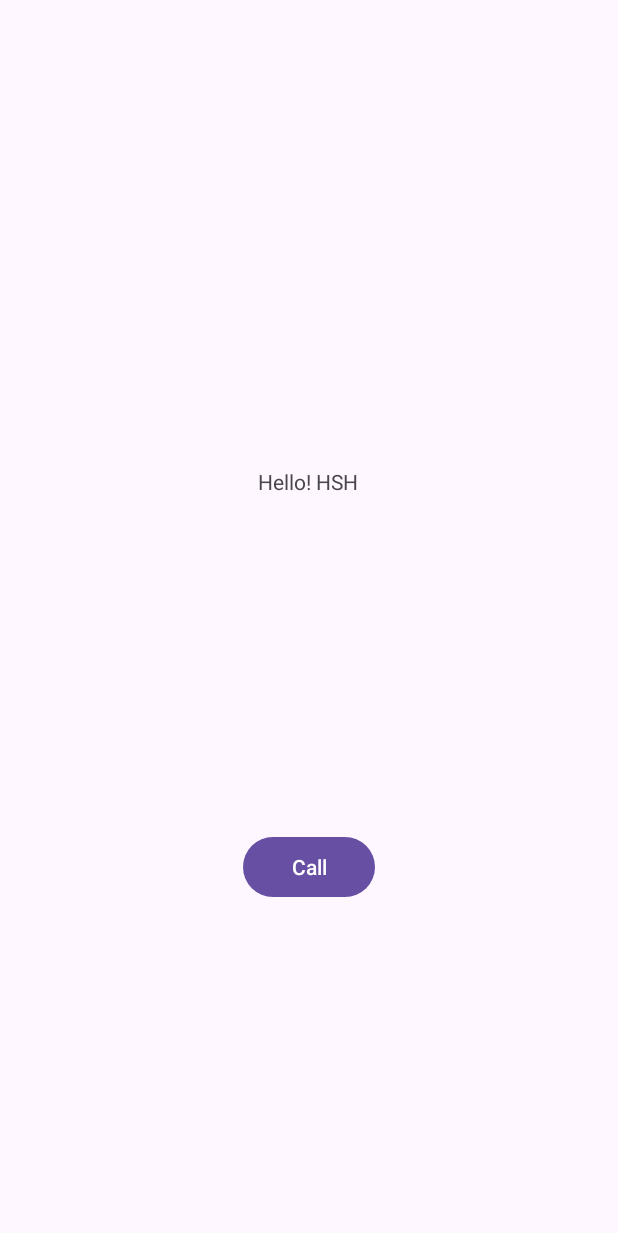
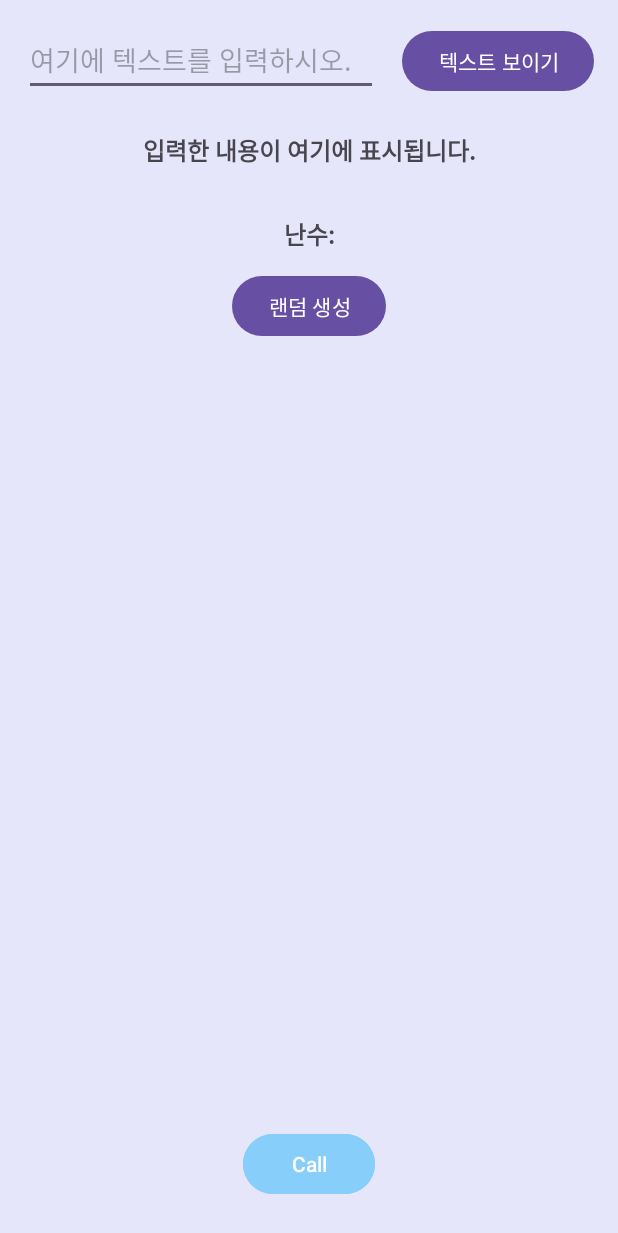
Before and after one commit to HSH-11/MobileProgramming, an Android app: the screen it shows after launch (MainActivity), on a phone screen of 412 x 824 dp. Shown: the top 1233 px of the screen. Run offline under Robolectric (Android 15) with nearby library versions, the phone set to English and light mode, and no system bars.

Commit message:
edit text,RandomNumber

```diff
--- a/app/src/main/java/com/example/hello/MainActivity.java
+++ b/app/src/main/java/com/example/hello/MainActivity.java
@@ -4,6 +4,8 @@ import android.content.Intent;
 import android.net.Uri;
 import android.os.Bundle;
 import android.view.View;
+import android.widget.EditText;
+import android.widget.TextView;
 
 import androidx.activity.EdgeToEdge;
 import androidx.appcompat.app.AppCompatActivity;
@@ -11,13 +13,22 @@ import androidx.core.graphics.Insets;
 import androidx.core.view.ViewCompat;
 import androidx.core.view.WindowInsetsCompat;
 
+import java.util.Random;
+
 public class MainActivity extends AppCompatActivity {
+
+    private TextView textViewRandomNumber;
+    private TextView textView;
+    EditText eText;
 
     @Override
     protected void onCreate(Bundle savedInstanceState) { // 애플리케이션이 이전에 실행되었던 상태 전달
         super.onCreate(savedInstanceState);
         EdgeToEdge.enable(this);
         setContentView(R.layout.activity_main); // activity_main.xml 파일을 액티비티 화면으로
+        textViewRandomNumber = findViewById(R.id.textViewRandomNumber);
+        eText = findViewById(R.id.edittext);
+        textView = findViewById(R.id.textView);
         ViewCompat.setOnApplyWindowInsetsListener(findViewById(R.id.main), (v, insets) -> {
             Insets systemBars = insets.getInsets(WindowInsetsCompat.Type.systemBars());
             v.setPadding(systemBars.left, systemBars.top, systemBars.right, systemBars.bottom);
@@ -25,8 +36,23 @@ public class MainActivity extends AppCompatActivity {
         });
     }
 
-    public void onClicked(View v){
+    public void onClicked_Call(View v){
         Intent intent = new Intent(Intent.ACTION_VIEW, Uri.parse("tel:010-1111-2222"));
         startActivity(intent);
     }
+
+    public void onClicked_Text(View v){
+        String str = eText.getText().toString();
+        textView.setText(str);
+    }
+
+
+    public void generateRandomNumber(View view){
+        //난수 생성
+        Random random = new Random();
+        int randomNumber = random.nextInt(100);
+
+        // 텍스트 뷰에 난수 표시
+        textViewRandomNumber.setText("난수: "+randomNumber);
+    }
 }
--- a/app/src/main/res/layout/activity_main.xml
+++ b/app/src/main/res/layout/activity_main.xml
@@ -5,29 +5,81 @@
     android:id="@+id/main"
     android:layout_width="match_parent"
     android:layout_height="match_parent"
+    android:background="#E6E6FA"
     tools:context=".MainActivity">
 
-    <TextView
+    <!-- 입력창 + 버튼 (한 줄 배치) -->
+    <EditText
+        android:id="@+id/edittext"
+        android:layout_width="0dp"
+        android:layout_height="wrap_content"
+        android:layout_margin="16dp"
+        android:hint="여기에 텍스트를 입력하시오."
+        android:inputType="text"
+        app:layout_constraintEnd_toStartOf="@+id/button"
+        app:layout_constraintStart_toStartOf="parent"
+        app:layout_constraintTop_toTopOf="parent"
+        app:layout_constraintHorizontal_weight="1"/>
+
+    <Button
+        android:id="@+id/button"
         android:layout_width="wrap_content"
         android:layout_height="wrap_content"
-        android:text="Hello! HSH"
-        app:layout_constraintBottom_toBottomOf="parent"
-        app:layout_constraintEnd_toEndOf="parent"
-        app:layout_constraintHorizontal_bias="0.498"
+        android:layout_margin="16dp"
+        android:onClick="onClicked_Text"
+        android:text="텍스트 보이기"
+        app:layout_constraintBaseline_toBaselineOf="@id/edittext"
+        app:layout_constraintEnd_toEndOf="parent" />
+
+    <!-- 입력 결과 보여줄 TextView -->
+    <TextView
+        android:id="@+id/textView"
+        android:layout_width="wrap_content"
+        android:layout_height="wrap_content"
+        android:layout_marginTop="24dp"
+        android:text="입력한 내용이 여기에 표시됩니다."
+        android:textSize="16sp"
+        android:textStyle="bold"
+        app:layout_constraintTop_toBottomOf="@+id/edittext"
         app:layout_constraintStart_toStartOf="parent"
-        app:layout_constraintTop_toTopOf="parent"
-        app:layout_constraintVertical_bias="0.387" />
+        app:layout_constraintEnd_toEndOf="parent" />
 
+    <!-- 난수 출력 -->
+    <TextView
+        android:id="@+id/textViewRandomNumber"
+        android:layout_width="wrap_content"
+        android:layout_height="wrap_content"
+        android:layout_marginTop="32dp"
+        android:text="난수:"
+        android:textSize="16sp"
+        android:textStyle="bold"
+        app:layout_constraintTop_toBottomOf="@id/textView"
+        app:layout_constraintStart_toStartOf="parent"
+        app:layout_constraintEnd_toEndOf="parent" />
+
+    <!-- 난수 생성 버튼 -->
+    <Button
+        android:id="@+id/buttonGenerateRandom"
+        android:layout_width="wrap_content"
+        android:layout_height="wrap_content"
+        android:layout_marginTop="12dp"
+        android:onClick="generateRandomNumber"
+        android:text="랜덤 생성"
+        app:layout_constraintTop_toBottomOf="@+id/textViewRandomNumber"
+        app:layout_constraintStart_toStartOf="parent"
+        app:layout_constraintEnd_toEndOf="parent" />
+
+    <!-- Call 버튼 (하단 고정) -->
     <Button
         android:id="@+id/button4"
         android:layout_width="wrap_content"
         android:layout_height="wrap_content"
-        android:layout_marginBottom="222dp"
-        android:onClick="onClicked"
+        android:layout_marginBottom="24dp"
+        android:backgroundTint="#87CEFA"
+        android:onClick="onClicked_Call"
         android:text="Call"
         app:layout_constraintBottom_toBottomOf="parent"
-        app:layout_constraintEnd_toEndOf="parent"
-        app:layout_constraintStart_toStartOf="parent" />
-
+        app:layout_constraintStart_toStartOf="parent"
+        app:layout_constraintEnd_toEndOf="parent" />
 
 </androidx.constraintlayout.widget.ConstraintLayout>
```
